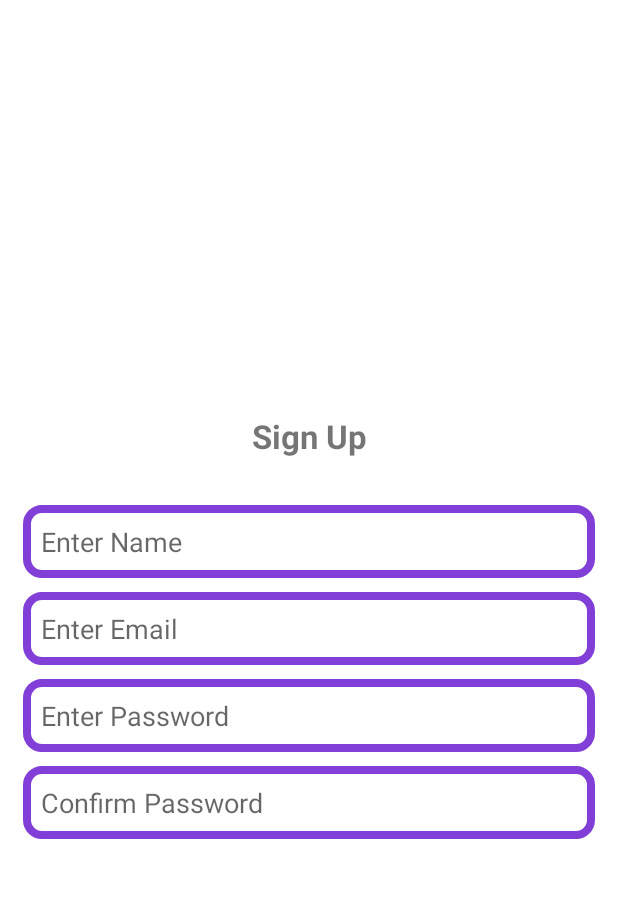
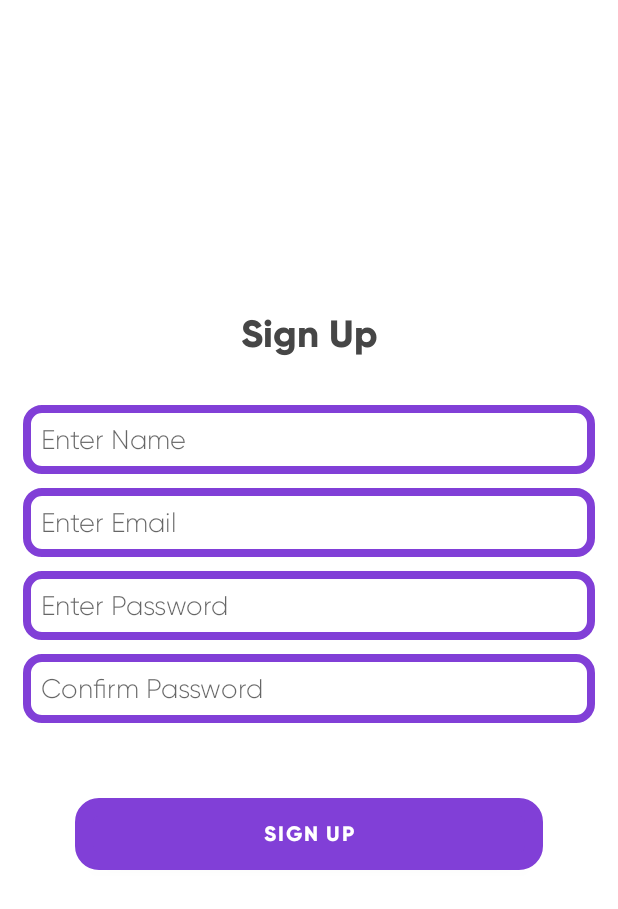
Before and after one commit to prodeveloper03/firechat, an Android app: the screen it shows after launch (SignUpActivity), on a phone screen of 412 x 824 dp. Shown: the top 909 px of the screen. Run offline under Robolectric (Android 15) with nearby library versions, the phone set to English and light mode, and no system bars.

Commit message:
sign up activity updated

```diff
--- /dev/null
+++ b/app/src/main/res/drawable/editsignup_btn_bg.xml
@@ -0,0 +1,7 @@
+<?xml version="1.0" encoding="utf-8"?>
+<shape xmlns:android="http://schemas.android.com/apk/res/android">
+    <solid android:color="@color/colorPrimary"/>
+    <corners android:radius="10dp"/>
+    <stroke android:color="#1A2233"/>
+    <stroke android:width="12dp"/>
+</shape>
--- a/app/src/main/res/layout/activity_sign_up.xml
+++ b/app/src/main/res/layout/activity_sign_up.xml
@@ -12,10 +12,11 @@
         android:layout_width="match_parent"
         android:layout_height="wrap_content"
         android:text="@string/label_sign_up"
-        android:textStyle="bold"
         android:padding="12dp"
+        android:textColor="@color/colorText"
+        android:fontFamily="@font/gilroy_bold"
         android:layout_marginBottom="10dp"
-        android:textSize="22sp"
+        android:textSize="25sp"
         android:textAlignment="center"
         app:layout_constraintBottom_toBottomOf="parent"
         app:layout_constraintLeft_toLeftOf="parent"
@@ -34,6 +35,7 @@
             android:padding="12dp"
             android:textColor="@color/colorText"
             android:background="@drawable/editext_bg"
+            android:fontFamily="@font/gilroy_light"
             android:hint="@string/enter_name"/>
 
         <EditText
@@ -45,6 +47,7 @@
             android:layout_marginTop="9dp"
             android:padding="12dp"
             android:textColor="@color/colorText"
+            android:fontFamily="@font/gilroy_light"
             android:background="@drawable/editext_bg"
             android:hint="@string/enter_email"/>
 
@@ -57,6 +60,7 @@
             android:layout_marginTop="9dp"
             android:padding="12dp"
             android:textColor="@color/colorText"
+            android:fontFamily="@font/gilroy_light"
             android:background="@drawable/editext_bg"
             android:hint="@string/enter_password"/>
 
@@ -70,7 +74,16 @@
             android:padding="12dp"
             android:textColor="@color/colorText"
             android:background="@drawable/editext_bg"
+            android:fontFamily="@font/gilroy_light"
             android:hint="@string/enter_confirm_password"/>
+
+        <Button
+            android:layout_width="match_parent"
+            android:layout_height="wrap_content"
+            android:layout_margin="50dp"
+            android:text="@string/label_sign_up"
+            android:fontFamily="@font/gilroy_bold"
+            android:background="@drawable/editsignup_btn_bg"/>
 
 
 
--- a/app/src/main/res/values/colors.xml
+++ b/app/src/main/res/values/colors.xml
@@ -6,4 +6,5 @@
     <color name="colorAccent">#FFFFFF</color>
     <color name="colorTextBg">#FFFFFF</color>
     <color name="colorText">#464646</color>
+    <color name="colorBtnStroke">#5F697F</color>
 </resources>
```
